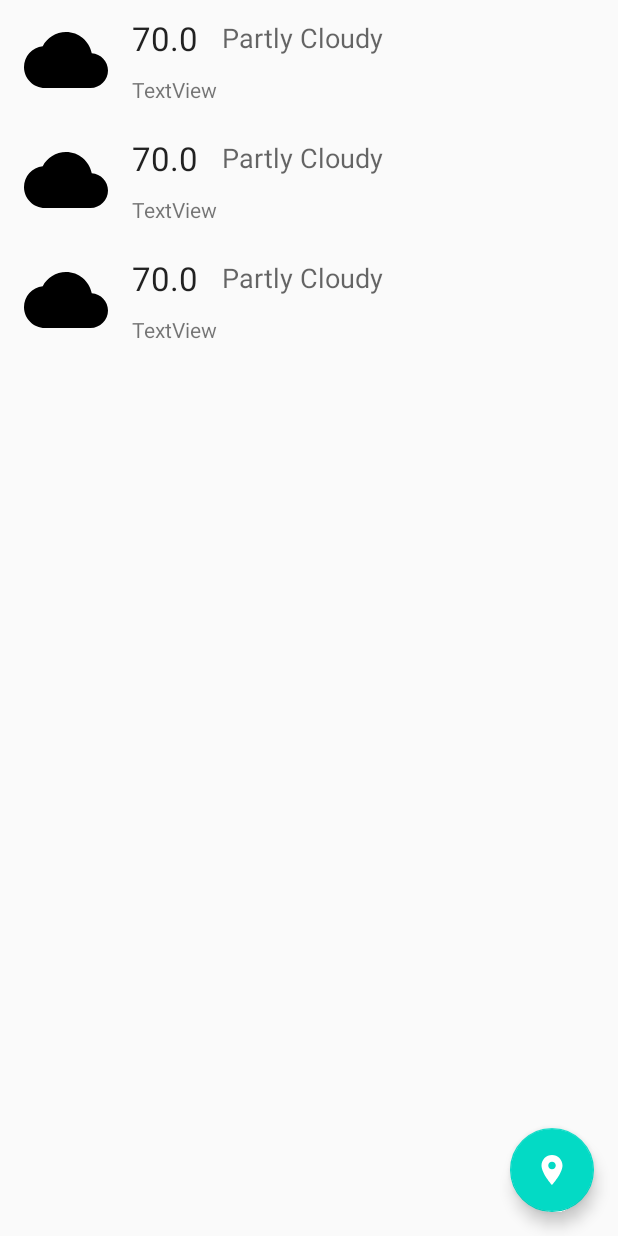
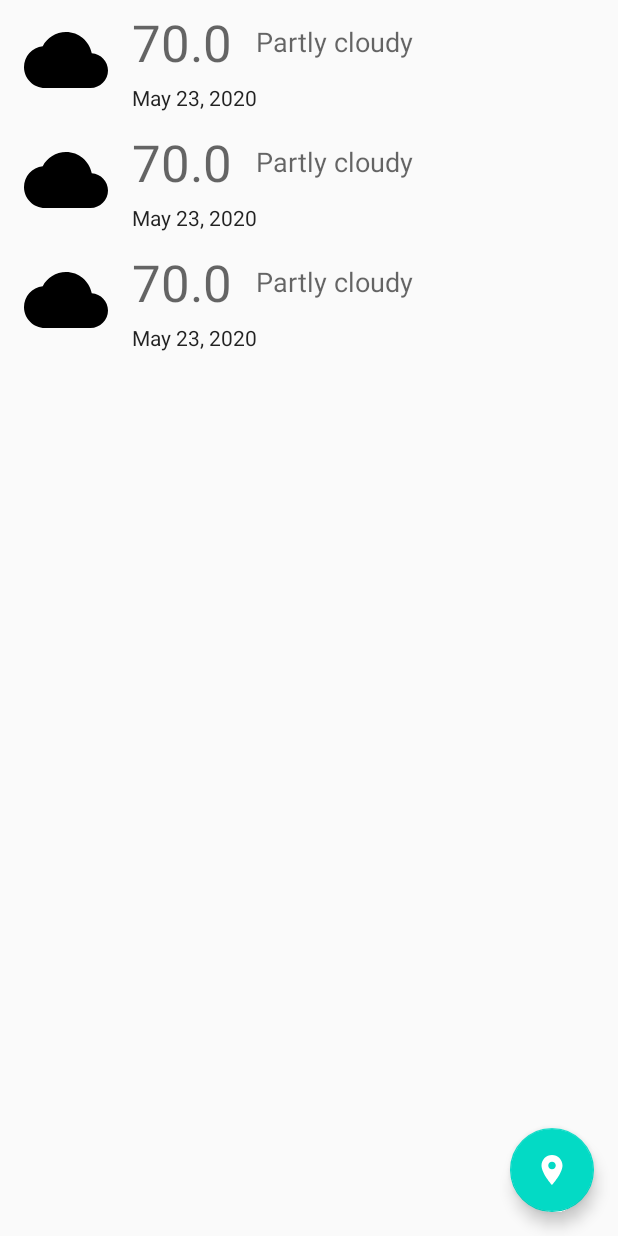
Before and after one commit to sunny852206/AD340, an Android app: the layout fragment_weekly_forecast.xml on its own in the app's theme, with its tools: preview values and no code run, on a phone screen of 412 x 824 dp. Run offline under Robolectric (Android 15) with nearby library versions, the phone set to English and light mode, and no system bars.

Commit message:
app assignment 7

```diff
--- a/app/build.gradle
+++ b/app/build.gradle
@@ -52,7 +52,7 @@ dependencies {
     implementation "com.squareup.retrofit2:converter-moshi:2.5.0"
 
     implementation("io.coil-kt:coil:0.11.0")
-
+    implementation "androidx.appcompat:appcompat:1.1.0"
     testImplementation 'junit:junit:4.12'
     androidTestImplementation 'androidx.test.ext:junit:1.1.1'
     androidTestImplementation 'androidx.test.espresso:espresso-core:3.2.0'
--- a/app/src/main/java/com/vq37vhr/io/ad340/DailyForecastAdapter.kt
+++ b/app/src/main/java/com/vq37vhr/io/ad340/DailyForecastAdapter.kt
@@ -34,7 +34,7 @@ class DailyForecastViewHolder(
         dateText.text = DATE_FORMAT.format(Date(dailyForecast.date * 1000))
 
         val iconId = dailyForecast.weather[0].icon
-        forecastIcon.load("http://openweathermap.org.img.wn/${iconId}@2x.png")
+        forecastIcon.load("http://openweathermap.org/img/wn/${iconId}@2x.png")
     }
 }
 
--- a/app/src/main/java/com/vq37vhr/io/ad340/MainActivity.kt
+++ b/app/src/main/java/com/vq37vhr/io/ad340/MainActivity.kt
@@ -27,7 +27,7 @@ class MainActivity : AppCompatActivity() {
         val navController = findNavController(R.id.nav_host_fragment)
         val appBarConfiguration = AppBarConfiguration(navController.graph)
         findViewById<Toolbar>(R.id.toolbar).setTitle(R.string.app_name)
-        findViewById<BottomNavigationView>(R.id.bottomNavigationView).setupWithNavController(navController)
+        findViewById<BottomNavigationView>(R.id.bottomNavigation).setupWithNavController(navController)
     }
 
     override fun onCreateOptionsMenu(menu: Menu?): Boolean {
--- a/app/src/main/res/layout/item_daily_forecast.xml
+++ b/app/src/main/res/layout/item_daily_forecast.xml
@@ -13,30 +13,34 @@
         android:layout_height="wrap_content"
         android:layout_marginStart="16dp"
         android:text="70.0"
-        android:textAppearance="@style/TextAppearance.AppCompat.Large"
+        android:textAppearance="@style/TextAppearance.AppCompat.Display1"
         app:layout_constraintBottom_toTopOf="@+id/dateText"
         app:layout_constraintStart_toEndOf="@+id/forecastIcon"
         app:layout_constraintTop_toTopOf="parent" />
 
     <TextView
         android:id="@+id/descriptionText"
-        android:layout_width="wrap_content"
+        android:layout_width="0dp"
         android:layout_height="wrap_content"
         android:layout_marginStart="16dp"
-        android:text="Partly Cloudy"
+        android:layout_marginEnd="16dp"
+        android:text="Partly cloudy"
         android:textAppearance="@style/TextAppearance.AppCompat.Medium"
-        app:layout_constraintBottom_toBottomOf="@id/tempText"
-        app:layout_constraintStart_toEndOf="@id/tempText"
-        app:layout_constraintTop_toTopOf="@id/tempText" />
+        app:layout_constraintBottom_toBottomOf="@+id/tempText"
+        app:layout_constraintEnd_toEndOf="parent"
+        app:layout_constraintHorizontal_bias="0.0"
+        app:layout_constraintStart_toEndOf="@+id/tempText"
+        app:layout_constraintTop_toTopOf="@+id/tempText" />
 
     <TextView
         android:id="@+id/dateText"
         android:layout_width="wrap_content"
         android:layout_height="wrap_content"
-        android:text="TextView"
+        android:textAppearance="@style/TextAppearance.AppCompat.Body1"
         app:layout_constraintBottom_toBottomOf="parent"
         app:layout_constraintStart_toStartOf="@+id/tempText"
-        app:layout_constraintTop_toBottomOf="@+id/tempText" />
+        app:layout_constraintTop_toBottomOf="@+id/tempText"
+        tools:text="May 23, 2020" />
 
     <ImageView
         android:id="@+id/forecastIcon"
```
Also changed, not shown: app/src/main/java/com/vq37vhr/io/ad340/details/ForecastDetailsFragment.kt (+8 -0 lines), app/src/main/java/com/vq37vhr/io/ad340/forecast/WeeklyForecastFragment.kt (+5 -3 lines).
